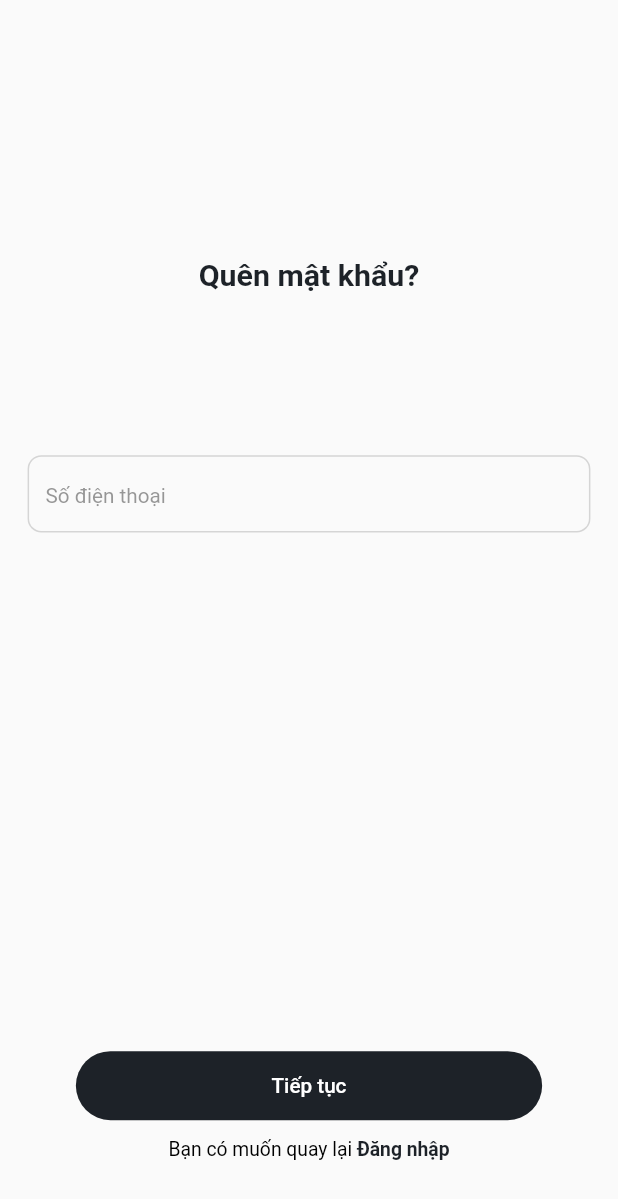
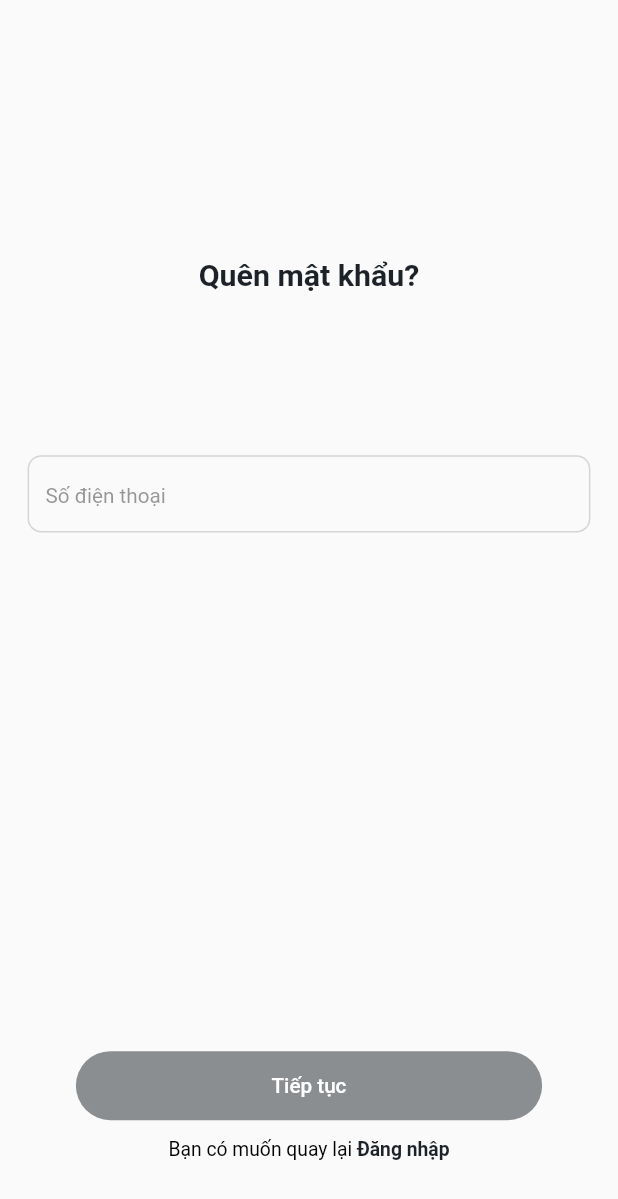
Before and after one commit to CongNgheMoi2024/app_zalo, a Flutter app: the ForgotPasswordScreen screen opened by its route, on a phone screen of 412 x 824 dp. Shown: the top 1199 px of the screen. Run offline on Flutter 3.47's test engine with Material 2 defaults, Android fonts, the phone set to English and light mode, and no system bars; our stand-ins replace cached_network_image, contacts_service, dio, flutter_bloc, flutter_svg, hive and 6 more; missing offline and left inert: envify; accounts and stored records are empty.

Commit message:
forgot passwrod
forgot passwrod

```diff
--- a/lib/routes/routes.dart
+++ b/lib/routes/routes.dart
@@ -1,6 +1,9 @@
 import 'package:app_zalo/screens/boarding/boarding_screen.dart';
 import 'package:app_zalo/screens/dashboard/ui/dashboard.dart';
+import 'package:app_zalo/screens/forgot_password/bloc/forgot_password_cubit.dart';
+import 'package:app_zalo/screens/forgot_password/bloc/otp_forgot_cubit.dart';
 import 'package:app_zalo/screens/forgot_password/ui/forgot_password_screen.dart';
+import 'package:app_zalo/screens/forgot_password/ui/otp_forgot_password_screen.dart';
 import 'package:app_zalo/screens/login/bloc/login_cubit.dart';
 import 'package:app_zalo/screens/login/ui/login_screen.dart';
 import 'package:app_zalo/screens/register/bloc/register_cubit.dart';
@@ -54,7 +57,10 @@ RouteFactory routes() {
         screen = const UploadCoverImageScreen();
         break;
       case RouterName.forgotPasswordScreen:
-        screen = const ForgotPasswordScreen();
+        screen = BlocProvider(
+            create: (context) => ForgotPasswordCubit(),
+            child: const ForgotPasswordScreen());
+
         break;
       default:
         screen = const SplashScreen();
--- /dev/null
+++ b/lib/screens/forgot_password/bloc/forgot_password_state.dart
@@ -0,0 +1,16 @@
+abstract class ForgotPasswordState {}
+
+class InitialForgotPasswordState extends ForgotPasswordState {}
+
+class LoadingForgotPasswordState extends ForgotPasswordState {}
+
+class ErrorForgotPasswordState extends ForgotPasswordState {
+  final String error;
+
+  ErrorForgotPasswordState(this.error);
+}
+
+class ForgotPasswordenticatedState extends ForgotPasswordState {
+  final String phoneNumber;
+  ForgotPasswordenticatedState(this.phoneNumber);
+}
--- /dev/null
+++ b/lib/screens/forgot_password/bloc/otp_forgot_state.dart
@@ -0,0 +1,16 @@
+abstract class OTPForgotPasswordState {}
+
+class InitialOTPForgotPasswordState extends OTPForgotPasswordState {}
+
+class LoadingOTPForgotPasswordState extends OTPForgotPasswordState {}
+
+class ErrorOTPForgotPasswordState extends OTPForgotPasswordState {
+  final String error;
+
+  ErrorOTPForgotPasswordState(this.error);
+}
+
+class SuccessOTPForgotState extends OTPForgotPasswordState {
+  final String otp;
+  SuccessOTPForgotState(this.otp);
+}
--- a/lib/screens/forgot_password/ui/forgot_password_screen.dart
+++ b/lib/screens/forgot_password/ui/forgot_password_screen.dart
@@ -1,9 +1,15 @@
 import 'package:app_zalo/constants/index.dart';
 import 'package:app_zalo/routes/routes.dart';
+import 'package:app_zalo/screens/forgot_password/bloc/forgot_password_cubit.dart';
+import 'package:app_zalo/screens/forgot_password/bloc/forgot_password_state.dart';
+import 'package:app_zalo/screens/forgot_password/bloc/otp_forgot_cubit.dart';
+import 'package:app_zalo/screens/forgot_password/ui/otp_forgot_password_screen.dart';
 import 'package:app_zalo/utils/regex.dart';
+import 'package:app_zalo/widget/button/button_bottom_navigated.dart';
 import 'package:app_zalo/widget/dismiss_keyboard_widget.dart';
 import 'package:app_zalo/widget/text_input/text_input_login.dart';
 import 'package:flutter/material.dart';
+import 'package:flutter_bloc/flutter_bloc.dart';
 
 class ForgotPasswordScreen extends StatefulWidget {
   const ForgotPasswordScreen({super.key});
@@ -65,24 +71,50 @@ class _ForgotPasswordScreenState extends State<ForgotPasswordScreen> {
           child: Column(
             crossAxisAlignment: CrossAxisAlignment.center,
             children: [
-              SizedBox(
-                height: 63.sp,
-                width: widthMedia,
-                child: Container(
-                  margin: EdgeInsets.only(
-                      left: 55.sp, right: 55.sp, bottom: 5.sp, top: 8.sp),
-                  width: widthMedia - 40.sp,
-                  decoration: BoxDecoration(
-                      color: primaryColor,
-                      borderRadius: BorderRadius.circular(28.sp)),
-                  child: Center(
-                    child: Text(
-                      "Tiếp tục",
-                      style: text15.medium.white,
-                    ),
-                  ),
-                ),
-              ),
+              BlocBuilder<ForgotPasswordCubit, ForgotPasswordState>(
+                  builder: (context, state) {
+                if (state is ForgotPasswordenticatedState) {
+                  WidgetsBinding.instance.addPostFrameCallback((_) {
+                    Navigator.push(
+                      context,
+                      MaterialPageRoute(
+                        builder: (context) => BlocProvider<OTPForgotCubit>(
+                          create: (BuildContext context) => OTPForgotCubit(),
+                          child: OtpForgotPasswordScreen(
+                            phone: phoneNumber!,
+                          ),
+                        ),
+                      ),
+                    );
+
+                    context.read<ForgotPasswordCubit>().resetState();
+                  });
+                  return Container();
+                } else {
+                  return state is LoadingForgotPasswordState
+                      ? CircularProgressIndicator()
+                      : Column(
+                          children: [
+                            ButtonBottomNavigated(
+                                title: "Tiếp tục",
+                                isValidate: isPhoneNumberValid &&
+                                    phoneNumber != null &&
+                                    phoneNumber != "",
+                                onPressed: () {
+                                  context
+                                      .read<ForgotPasswordCubit>()
+                                      .ForgotPasswordenticate(phoneNumber!);
+                                }),
+                            state is ErrorForgotPasswordState
+                                ? Text(
+                                    "Số điện thoại không hợp lệ",
+                                    style: text14.medium.error,
+                                  )
+                                : Container(),
+                          ],
+                        );
+                }
+              }),
               GestureDetector(
                 onTap: () {
                   Navigator.pushNamed(context, RouterName.loginScreen);
--- a/lib/screens/register/ui/register_screen.dart
+++ b/lib/screens/register/ui/register_screen.dart
@@ -22,11 +22,12 @@ class RegisterScreen extends StatefulWidget {
 class _RegisterScreenState extends State<RegisterScreen> {
   bool isPhoneNumberValid = true;
   bool isNameValid = true;
-  bool isPasswordValid = true;
+
   String selectedTimeBorn = "";
   int? selectedRadio = 1;
   String? gender;
   String? password;
+  bool isPasswordValid = true;
   String? dateOfBirth;
   String? phoneNumber;
   String? name;
```
Also changed, not shown: lib/screens/forgot_password/bloc/forgot_password_cubit.dart (added, +36 -0 lines), lib/screens/forgot_password/bloc/otp_forgot_cubit.dart (added, +40 -0 lines), lib/screens/forgot_password/ui/otp_forgot_password_screen.dart (added, +218 -0 lines).
